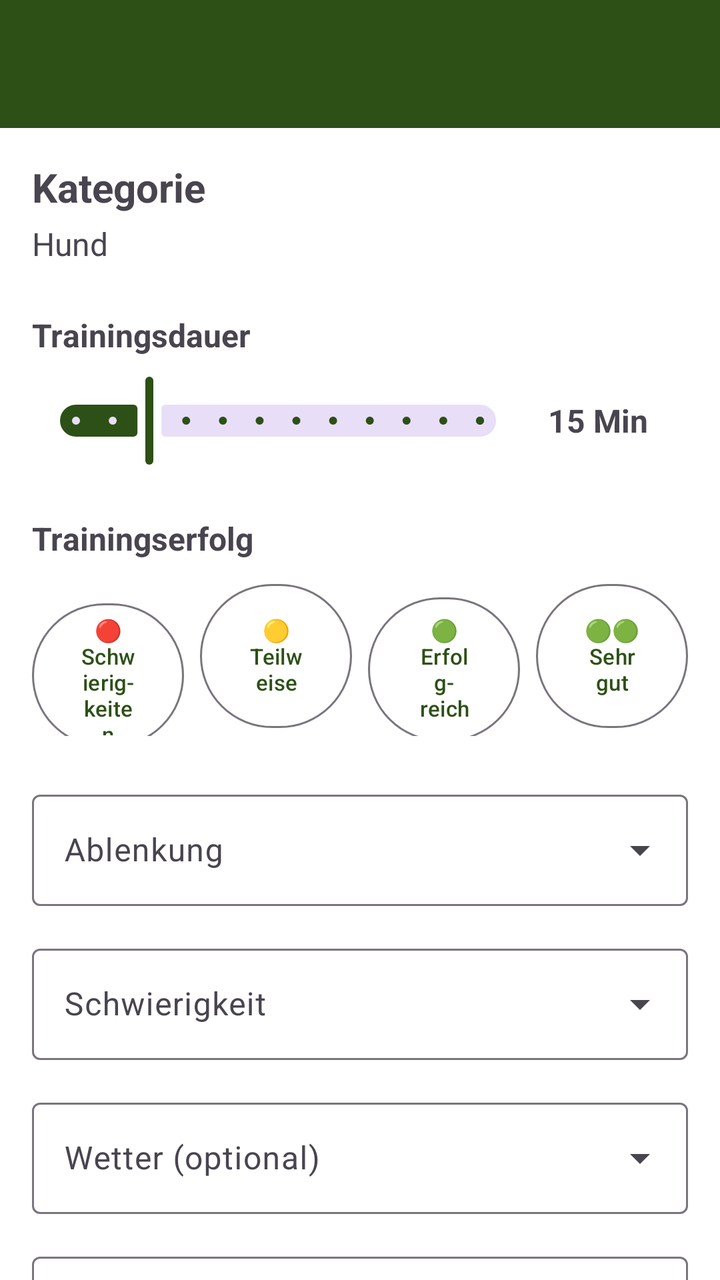
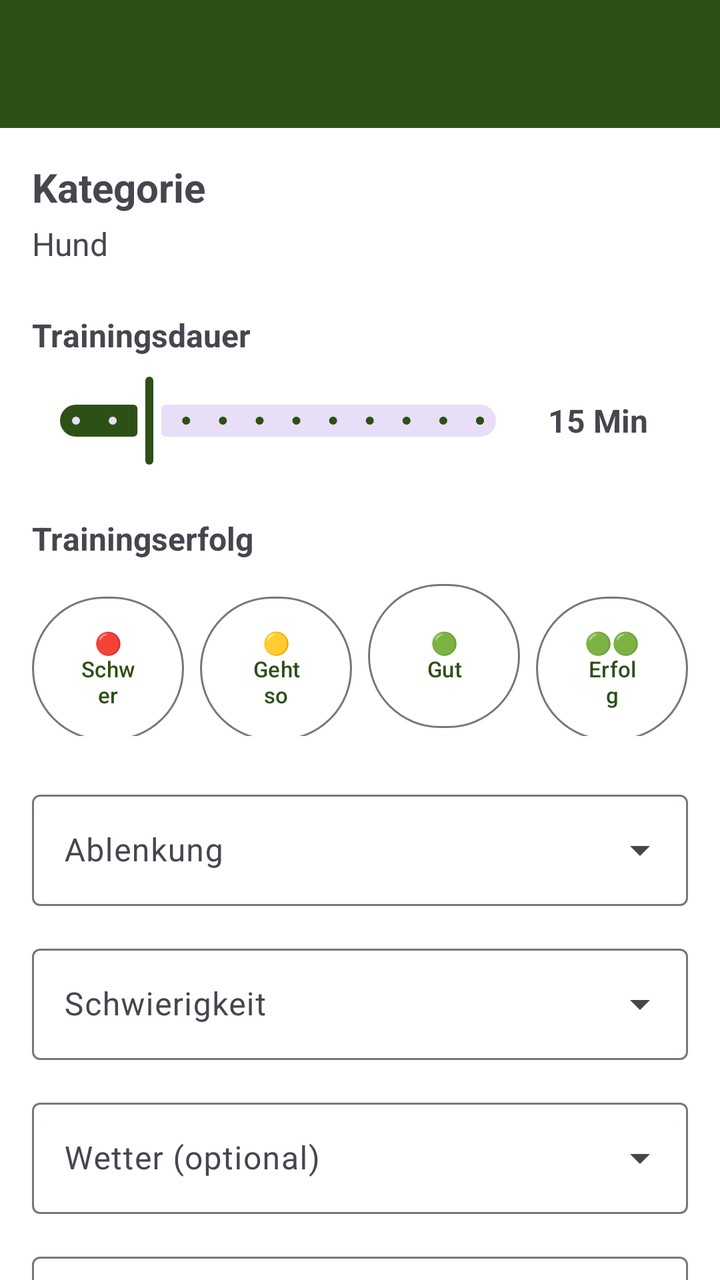

Screens rendered from an Android XML layout before and after an edit, with the pre-edit source and the edit as a unified diff.
<!-- AndroidManifest.xml: activity theme Theme.HundeWildnis -->
<!-- res/layout/activity_add_session.xml -->
<?xml version="1.0" encoding="utf-8"?>
<androidx.coordinatorlayout.widget.CoordinatorLayout xmlns:android="http://schemas.android.com/apk/res/android"
    xmlns:app="http://schemas.android.com/apk/res-auto"
    android:layout_width="match_parent"
    android:layout_height="match_parent">

    <com.google.android.material.appbar.AppBarLayout
        android:layout_width="match_parent"
        android:layout_height="wrap_content"
        android:fitsSystemWindows="true">

        <androidx.appcompat.widget.Toolbar
            android:id="@+id/toolbar"
            android:layout_width="match_parent"
            android:layout_height="?attr/actionBarSize"
            android:background="?attr/colorPrimary"
            android:theme="@style/ThemeOverlay.AppCompat.Dark.ActionBar" />
    </com.google.android.material.appbar.AppBarLayout>

    <androidx.core.widget.NestedScrollView
        android:layout_width="match_parent"
        android:layout_height="match_parent"
        app:layout_behavior="@string/appbar_scrolling_view_behavior">

        <LinearLayout
            android:layout_width="match_parent"
            android:layout_height="wrap_content"
            android:orientation="vertical"
            android:padding="16dp">

            
            <TextView
                android:id="@+id/tvCategoryName"
                android:layout_width="match_parent"
                android:layout_height="wrap_content"
                android:text="Kategorie"
                android:textSize="20sp"
                android:textStyle="bold"
                android:layout_marginBottom="4dp" />

            <TextView
                android:id="@+id/tvDogName"
                android:layout_width="match_parent"
                android:layout_height="wrap_content"
                android:text="Hund"
                android:textSize="16sp"
                android:layout_marginBottom="24dp" />

            
            <TextView
                android:layout_width="match_parent"
                android:layout_height="wrap_content"
                android:text="Trainingsdauer"
                android:textSize="16sp"
                android:textStyle="bold"
                android:layout_marginBottom="8dp" />

            <LinearLayout
                android:layout_width="match_parent"
                android:layout_height="wrap_content"
                android:orientation="horizontal"
                android:gravity="center_vertical"
                android:layout_marginBottom="24dp">

                <com.google.android.material.slider.Slider
                    android:id="@+id/sliderDuration"
                    android:layout_width="0dp"
                    android:layout_height="wrap_content"
                    android:layout_weight="1"
                    android:valueFrom="5"
                    android:valueTo="60"
                    android:value="15"
                    android:stepSize="5" />

                <TextView
                    android:id="@+id/tvDurationValue"
                    android:layout_width="wrap_content"
                    android:layout_height="wrap_content"
                    android:text="15 Min"
                    android:textSize="16sp"
                    android:textStyle="bold"
                    android:layout_marginStart="12dp"
                    android:minWidth="70dp" />
            </LinearLayout>

            
            <TextView
                android:layout_width="match_parent"
                android:layout_height="wrap_content"
                android:text="Trainingserfolg"
                android:textSize="16sp"
                android:textStyle="bold"
                android:layout_marginBottom="8dp" />

            <LinearLayout
                android:layout_width="match_parent"
                android:layout_height="wrap_content"
                android:orientation="horizontal"
                android:weightSum="4"
                android:layout_marginBottom="24dp">

                <com.google.android.material.button.MaterialButton
                    android:id="@+id/btnSuccess1"
                    android:layout_width="0dp"
                    android:layout_height="80dp"
                    android:layout_weight="1"
                    android:text="🔴\nSchwierig-\nkeiten"
                    android:textSize="11sp"
                    android:layout_marginEnd="4dp"
                    style="@style/Widget.Material3.Button.OutlinedButton" />

                <com.google.android.material.button.MaterialButton
                    android:id="@+id/btnSuccess2"
                    android:layout_width="0dp"
                    android:layout_height="80dp"
                    android:layout_weight="1"
                    android:text="🟡\nTeilweise"
                    android:textSize="11sp"
                    android:layout_marginStart="4dp"
                    android:layout_marginEnd="4dp"
                    style="@style/Widget.Material3.Button.OutlinedButton" />

                <com.google.android.material.button.MaterialButton
                    android:id="@+id/btnSuccess3"
                    android:layout_width="0dp"
                    android:layout_height="80dp"
                    android:layout_weight="1"
                    android:text="🟢\nErfolg-\nreich"
                    android:textSize="11sp"
                    android:layout_marginStart="4dp"
                    android:layout_marginEnd="4dp"
                    style="@style/Widget.Material3.Button.OutlinedButton" />

                <com.google.android.material.button.MaterialButton
                    android:id="@+id/btnSuccess4"
                    android:layout_width="0dp"
                    android:layout_height="80dp"
                    android:layout_weight="1"
                    android:text="🟢🟢\nSehr\ngut"
                    android:textSize="11sp"
                    android:layout_marginStart="4dp"
                    style="@style/Widget.Material3.Button.OutlinedButton" />
            </LinearLayout>

            
            <com.google.android.material.textfield.TextInputLayout
                android:layout_width="match_parent"
                android:layout_height="wrap_content"
                android:hint="Ablenkung"
                style="@style/Widget.Material3.TextInputLayout.OutlinedBox.ExposedDropdownMenu"
                android:layout_marginBottom="16dp">

                <AutoCompleteTextView
                    android:id="@+id/spinnerDistraction"
                    android:layout_width="match_parent"
                    android:layout_height="wrap_content"
                    android:inputType="none" />
            </com.google.android.material.textfield.TextInputLayout>

            
            <com.google.android.material.textfield.TextInputLayout
                android:layout_width="match_parent"
                android:layout_height="wrap_content"
                android:hint="Schwierigkeit"
                style="@style/Widget.Material3.TextInputLayout.OutlinedBox.ExposedDropdownMenu"
                android:layout_marginBottom="16dp">

                <AutoCompleteTextView
                    android:id="@+id/spinnerDifficulty"
                    android:layout_width="match_parent"
                    android:layout_height="wrap_content"
                    android:inputType="none" />
            </com.google.android.material.textfield.TextInputLayout>

            
            <com.google.android.material.textfield.TextInputLayout
                android:layout_width="match_parent"
                android:layout_height="wrap_content"
                android:hint="Wetter (optional)"
                style="@style/Widget.Material3.TextInputLayout.OutlinedBox.ExposedDropdownMenu"
                android:layout_marginBottom="16dp">

                <AutoCompleteTextView
                    android:id="@+id/spinnerWeather"
                    android:layout_width="match_parent"
                    android:layout_height="wrap_content"
                    android:inputType="none" />
            </com.google.android.material.textfield.TextInputLayout>

            
            <com.google.android.material.textfield.TextInputLayout
                android:layout_width="match_parent"
                android:layout_height="wrap_content"
                android:hint="Trainingsort (optional)"
                style="@style/Widget.Material3.TextInputLayout.OutlinedBox.ExposedDropdownMenu"
                android:layout_marginBottom="16dp">

                <AutoCompleteTextView
                    android:id="@+id/spinnerLocation"
                    android:layout_width="match_parent"
                    android:layout_height="wrap_content"
                    android:inputType="none" />
            </com.google.android.material.textfield.TextInputLayout>

            
            <LinearLayout
                android:layout_width="match_parent"
                android:layout_height="wrap_content"
                android:orientation="horizontal"
                android:layout_marginBottom="8dp">

                <com.google.android.material.button.MaterialButton
                    android:id="@+id/btnFetchWeather"
                    android:layout_width="0dp"
                    android:layout_height="wrap_content"
                    android:layout_weight="1"
                    android:text="☀️ Wetter abrufen"
                    android:textSize="14sp"
                    style="@style/Widget.Material3.Button.OutlinedButton" />
            </LinearLayout>

            <TextView
                android:id="@+id/tvWeatherDisplay"
                android:layout_width="match_parent"
                android:layout_height="wrap_content"
                android:text="☀️ Sonnig, 18°C"
                android:textSize="14sp"
                android:padding="12dp"
                android:background="?attr/colorSurfaceVariant"
                android:layout_marginBottom="16dp"
                android:visibility="gone"
                android:drawablePadding="8dp" />

            
            <LinearLayout
                android:layout_width="match_parent"
                android:layout_height="wrap_content"
                android:orientation="horizontal"
                android:layout_marginBottom="8dp">

                <com.google.android.material.button.MaterialButton
                    android:id="@+id/btnFetchGps"
                    android:layout_width="0dp"
                    android:layout_height="wrap_content"
                    android:layout_weight="1"
                    android:text="📍 GPS Standort"
                    android:textSize="14sp"
                    style="@style/Widget.Material3.Button.OutlinedButton" />
            </LinearLayout>

            <TextView
                android:id="@+id/tvGpsDisplay"
                android:layout_width="match_parent"
                android:layout_height="wrap_content"
                android:text="📍 Stadtpark, Frankfurt"
                android:textSize="14sp"
                android:padding="12dp"
                android:background="?attr/colorSurfaceVariant"
                android:layout_marginBottom="16dp"
                android:visibility="gone"
                android:autoLink="web"
                android:linksClickable="true" />

            
            <com.google.android.material.textfield.TextInputLayout
                android:layout_width="match_parent"
                android:layout_height="wrap_content"
                android:hint="Notizen (optional)"
                style="@style/Widget.Material3.TextInputLayout.OutlinedBox"
                android:layout_marginBottom="24dp">

                <com.google.android.material.textfield.TextInputEditText
                    android:id="@+id/etNotes"
                    android:layout_width="match_parent"
                    android:layout_height="wrap_content"
                    android:minLines="3"
                    android:maxLines="5"
                    android:gravity="top|start"
                    android:inputType="textMultiLine|textCapSentences" />
            </com.google.android.material.textfield.TextInputLayout>

            
            <LinearLayout
                android:layout_width="match_parent"
                android:layout_height="wrap_content"
                android:orientation="horizontal"
                android:weightSum="2">

                <com.google.android.material.button.MaterialButton
                    android:id="@+id/btnCancel"
                    android:layout_width="0dp"
                    android:layout_height="wrap_content"
                    android:layout_weight="1"
                    android:text="Abbrechen"
                    android:layout_marginEnd="8dp"
                    style="@style/Widget.Material3.Button.OutlinedButton" />

                <com.google.android.material.button.MaterialButton
                    android:id="@+id/btnSave"
                    android:layout_width="0dp"
                    android:layout_height="wrap_content"
                    android:layout_weight="1"
                    android:text="Speichern"
                    android:layout_marginStart="8dp" />
            </LinearLayout>

        </LinearLayout>
    </androidx.core.widget.NestedScrollView>

</androidx.coordinatorlayout.widget.CoordinatorLayout>
<!-- resources referenced by this layout -->
<resources>
  <style name="Theme.HundeWildnis" parent="Base.Theme.HundeWildnis" />
  <style name="Base.Theme.HundeWildnis" parent="Theme.Material3.Light.NoActionBar">
          <item name="colorPrimary">#2d5016</item>
          <item name="colorPrimaryVariant">#1a3009</item>
          <item name="colorOnPrimary">#FFFFFF</item>
          <item name="colorSecondary">#6b8e4e</item>
          <item name="colorSecondaryVariant">#4a6135</item>
          <item name="colorOnSecondary">#000000</item>
          <item name="android:statusBarColor">?attr/colorPrimaryVariant</item>
  
          <item name="android:navigationBarColor">@android:color/transparent</item>
          <item name="android:windowLightStatusBar">true</item>
          <item name="android:windowLightNavigationBar">true</item>
          <item name="android:enforceNavigationBarContrast" tools:targetApi="q">false</item>
          <item name="android:enforceStatusBarContrast" tools:targetApi="q">false</item>
  
          
          <item name="colorAccent">#2d5016</item>
          <item name="android:textColorPrimary">#000000</item>
  
          
          <item name="materialAlertDialogTheme">@style/AlertDialogTheme</item>
  
          
          <item name="actionMenuTextColor">#FFFFFF</item>
  
          
          <item name="android:windowBackground">#FFFFFF</item>
          <item name="android:colorBackground">#FFFFFF</item>
      </style>
  <style name="AlertDialogTheme" parent="ThemeOverlay.Material3.MaterialAlertDialog">
          
          <item name="colorSurface">#FFFFFF</item>
  
          
          <item name="colorOnSurface">#000000</item>
          <item name="android:textColorPrimary">#000000</item>
  
          
          <item name="buttonBarPositiveButtonStyle">@style/DialogButtonStyle.Light</item>
          <item name="buttonBarNegativeButtonStyle">@style/DialogButtonStyle.Light</item>
          <item name="buttonBarNeutralButtonStyle">@style/DialogButtonStyle.Light</item>
      </style>
  <style name="DialogButtonStyle.Light" parent="Widget.Material3.Button.TextButton.Dialog">
          
          <item name="android:textColor">#2d5016</item>
  
          
          <item name="backgroundTint">@android:color/transparent</item>
  
          
          <item name="rippleColor">#332d5016</item>
      </style>
</resources>

<!-- the commit's change to res/layout/activity_add_session.xml (unified diff, before → after) -->
@@ -104,7 +104,7 @@
                     android:layout_width="0dp"
                     android:layout_height="80dp"
                     android:layout_weight="1"
-                    android:text="🔴\nSchwierig-\nkeiten"
+                    android:text="🔴\nSchwer"
                     android:textSize="11sp"
                     android:layout_marginEnd="4dp"
                     style="@style/Widget.Material3.Button.OutlinedButton" />
@@ -114,7 +114,7 @@
                     android:layout_width="0dp"
                     android:layout_height="80dp"
                     android:layout_weight="1"
-                    android:text="🟡\nTeilweise"
+                    android:text="🟡\nGeht so"
                     android:textSize="11sp"
                     android:layout_marginStart="4dp"
                     android:layout_marginEnd="4dp"
@@ -125,7 +125,7 @@
                     android:layout_width="0dp"
                     android:layout_height="80dp"
                     android:layout_weight="1"
-                    android:text="🟢\nErfolg-\nreich"
+                    android:text="🟢\nGut"
                     android:textSize="11sp"
                     android:layout_marginStart="4dp"
                     android:layout_marginEnd="4dp"
@@ -136,7 +136,7 @@
                     android:layout_width="0dp"
                     android:layout_height="80dp"
                     android:layout_weight="1"
-                    android:text="🟢🟢\nSehr\ngut"
+                    android:text="🟢🟢\nErfolg"
                     android:textSize="11sp"
                     android:layout_marginStart="4dp"
                     style="@style/Widget.Material3.Button.OutlinedButton" />
